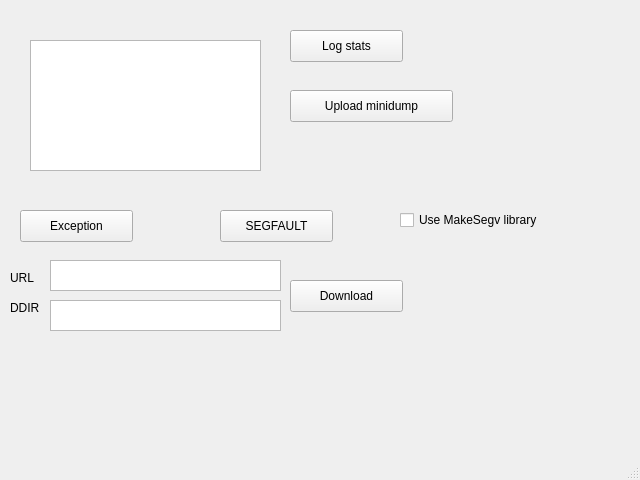
The window that demoapp/CrashingWidget.ui (qedsoftware/crashup) describes before a commit, drawn with Qt 5.
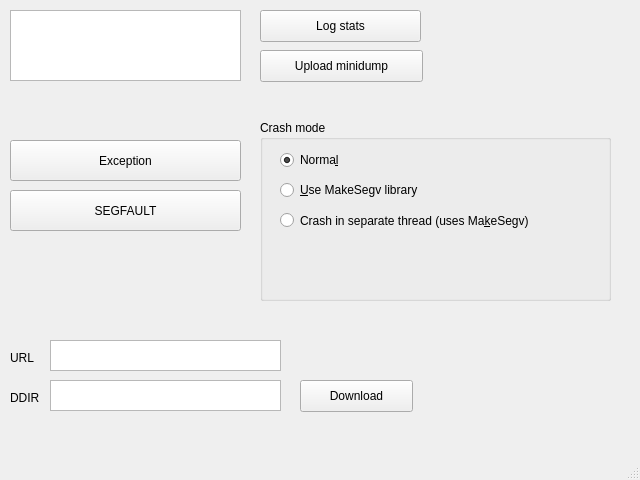
The same window after the commit.

Commit message: Added to demoapp support for generating crashes in separate thread.

Patch:
```diff
--- a/demoapp/CrashingWidget.ui
+++ b/demoapp/CrashingWidget.ui
@@ -17,19 +17,19 @@
    <widget class="QTextEdit" name="textEdit">
     <property name="geometry">
      <rect>
-      <x>30</x>
-      <y>40</y>
+      <x>10</x>
+      <y>10</y>
       <width>231</width>
-      <height>131</height>
+      <height>71</height>
      </rect>
     </property>
    </widget>
    <widget class="QPushButton" name="statsButton">
     <property name="geometry">
      <rect>
-      <x>290</x>
-      <y>30</y>
-      <width>113</width>
+      <x>260</x>
+      <y>10</y>
+      <width>161</width>
       <height>32</height>
      </rect>
     </property>
@@ -40,8 +40,8 @@
    <widget class="QPushButton" name="uploadButton">
     <property name="geometry">
      <rect>
-      <x>290</x>
-      <y>90</y>
+      <x>260</x>
+      <y>50</y>
       <width>163</width>
       <height>32</height>
      </rect>
@@ -53,10 +53,10 @@
    <widget class="QPushButton" name="exceptionButton">
     <property name="geometry">
      <rect>
-      <x>20</x>
-      <y>210</y>
-      <width>113</width>
-      <height>32</height>
+      <x>10</x>
+      <y>140</y>
+      <width>231</width>
+      <height>41</height>
      </rect>
     </property>
     <property name="text">
@@ -66,10 +66,10 @@
    <widget class="QPushButton" name="segfaultButton">
     <property name="geometry">
      <rect>
-      <x>220</x>
-      <y>210</y>
-      <width>113</width>
-      <height>32</height>
+      <x>10</x>
+      <y>190</y>
+      <width>231</width>
+      <height>41</height>
      </rect>
     </property>
     <property name="text">
@@ -80,7 +80,7 @@
     <property name="geometry">
      <rect>
       <x>10</x>
-      <y>270</y>
+      <y>350</y>
       <width>41</width>
       <height>16</height>
      </rect>
@@ -93,7 +93,7 @@
     <property name="geometry">
      <rect>
       <x>10</x>
-      <y>300</y>
+      <y>390</y>
       <width>31</width>
       <height>16</height>
      </rect>
@@ -105,8 +105,8 @@
    <widget class="QPushButton" name="downloadButton">
     <property name="geometry">
      <rect>
-      <x>290</x>
-      <y>280</y>
+      <x>300</x>
+      <y>380</y>
       <width>113</width>
       <height>32</height>
      </rect>
@@ -119,7 +119,7 @@
     <property name="geometry">
      <rect>
       <x>50</x>
-      <y>260</y>
+      <y>340</y>
       <width>231</width>
       <height>31</height>
      </rect>
@@ -129,24 +129,66 @@
     <property name="geometry">
      <rect>
       <x>50</x>
-      <y>300</y>
+      <y>380</y>
       <width>231</width>
       <height>31</height>
      </rect>
     </property>
    </widget>
-   <widget class="QCheckBox" name="useMakeSegv">
+   <widget class="QGroupBox" name="groupBox">
     <property name="geometry">
      <rect>
-      <x>400</x>
-      <y>210</y>
-      <width>171</width>
-      <height>20</height>
+      <x>260</x>
+      <y>120</y>
+      <width>351</width>
+      <height>181</height>
      </rect>
     </property>
-    <property name="text">
-     <string>Use MakeSegv library</string>
+    <property name="title">
+     <string>Crash mode</string>
     </property>
+    <widget class="QRadioButton" name="radioButton">
+     <property name="geometry">
+      <rect>
+       <x>20</x>
+       <y>30</y>
+       <width>106</width>
+       <height>20</height>
+      </rect>
+     </property>
+     <property name="text">
+      <string>Norma&amp;l</string>
+     </property>
+     <property name="checked">
+      <bool>true</bool>
+     </property>
+    </widget>
+    <widget class="QRadioButton" name="useMakeSegv">
+     <property name="geometry">
+      <rect>
+       <x>20</x>
+       <y>60</y>
+       <width>171</width>
+       <height>20</height>
+      </rect>
+     </property>
+     <property name="text">
+      <string>&amp;Use MakeSegv library</string>
+     </property>
+    </widget>
+    <widget class="QRadioButton" name="separateThread">
+     <property name="geometry">
+      <rect>
+       <x>20</x>
+       <y>90</y>
+       <width>311</width>
+       <height>21</height>
+      </rect>
+     </property>
+     <property name="text">
+      <string>Crash in separate thread (uses Ma&amp;keSegv)</string>
+     </property>
+    </widget>
    </widget>
   </widget>
   <widget class="QMenuBar" name="menubar">
```
The commit also changes 3 other files.
